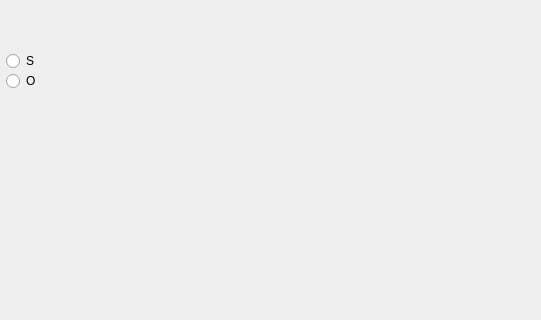
This is MK_SOS_Project/mainwindow.ui in maktcr/SOS-PROJECT as Qt 5 draws it before an edit; both pictures show x 204 to 745 and y 0 to 320 of the 745 by 623 pixel window. The edited form follows.
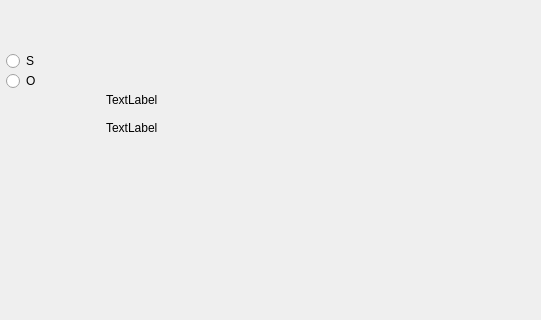
This is the edited form.

```diff
--- a/MK_SOS_Project/mainwindow.ui
+++ b/MK_SOS_Project/mainwindow.ui
@@ -99,6 +99,32 @@
      <string/>
     </property>
    </widget>
+   <widget class="QLabel" name="p1pointsLabel">
+    <property name="geometry">
+     <rect>
+      <x>310</x>
+      <y>90</y>
+      <width>381</width>
+      <height>20</height>
+     </rect>
+    </property>
+    <property name="text">
+     <string>TextLabel</string>
+    </property>
+   </widget>
+   <widget class="QLabel" name="label2">
+    <property name="geometry">
+     <rect>
+      <x>310</x>
+      <y>120</y>
+      <width>281</width>
+      <height>16</height>
+     </rect>
+    </property>
+    <property name="text">
+     <string>TextLabel</string>
+    </property>
+   </widget>
   </widget>
   <widget class="QStatusBar" name="statusbar"/>
  </widget>
```
